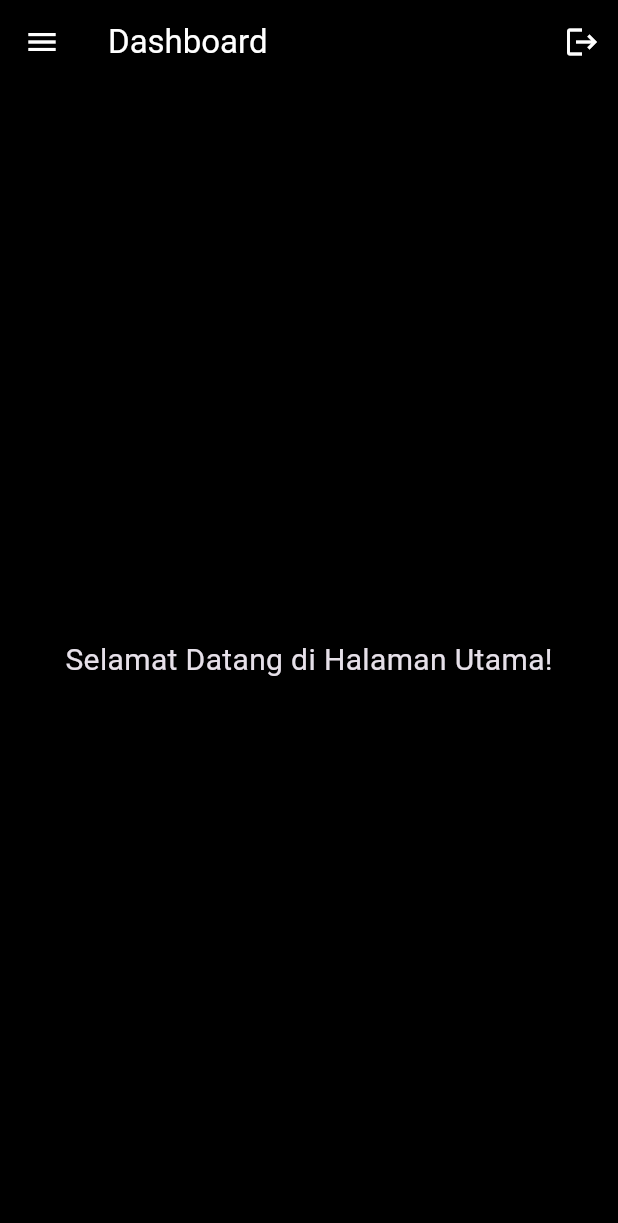
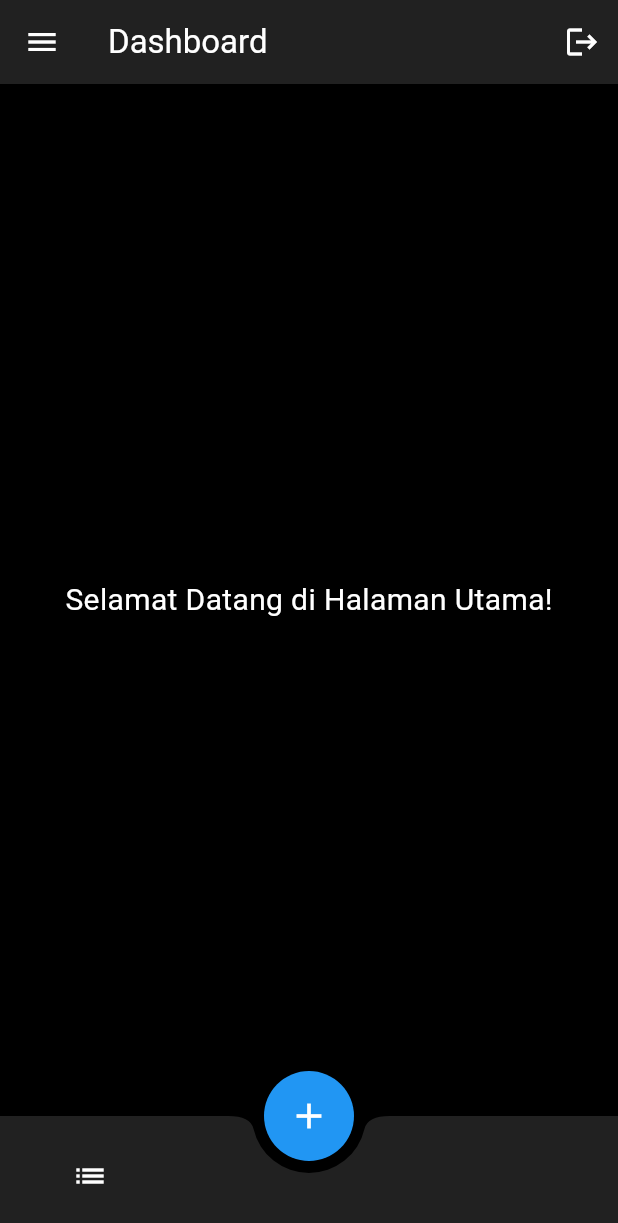
Before and after one commit to aarif29/elsafe, a Flutter app: the screen it shows once a user with an empty profile is signed in, on a phone screen of 412 x 824 dp. Shown: the top 1223 px of the screen. Run offline on Flutter 3.47's test engine with Material 3 defaults, Android fonts, the phone set to English and light mode, and no system bars; our stand-ins replace geolocator, permission_handler, supabase_flutter; accounts and stored records are empty.

Commit message:
update drawer

```diff
--- a/lib/Screen/dashboard.dart
+++ b/lib/Screen/dashboard.dart
@@ -2,6 +2,8 @@ import 'package:flutter/material.dart';
 import 'package:supabase_flutter/supabase_flutter.dart';
 import '../profil/loginscreen.dart';
 import '../profil/profil.dart';
+import 'temuan.dart';
+import 'daftar_temuan.dart';
 
 class DashboardScreen extends StatelessWidget {
   const DashboardScreen({super.key});
@@ -27,8 +29,12 @@ class DashboardScreen extends StatelessWidget {
   @override
   Widget build(BuildContext context) {
     return Scaffold(
+      backgroundColor: Colors.black,
       appBar: AppBar(
         title: const Text('Dashboard'),
+        backgroundColor: Colors.grey[900],
+        foregroundColor: Colors.white,
+        elevation: 0,
         actions: [
           IconButton(
             icon: const Icon(Icons.logout),
@@ -38,12 +44,13 @@ class DashboardScreen extends StatelessWidget {
         ],
       ),
       drawer: Drawer(
+        backgroundColor: Colors.grey[900], // Dark drawer
         child: ListView(
           padding: EdgeInsets.zero,
           children: [
             Container(
               height: 80,
-              decoration: const BoxDecoration(color: Colors.blue),
+              decoration: BoxDecoration(color: Colors.grey[800]),
               child: const Padding(
                 padding: EdgeInsets.all(16.0),
                 child: Align(
@@ -60,19 +67,40 @@ class DashboardScreen extends StatelessWidget {
               ),
             ),
             ListTile(
-              leading: const Icon(Icons.dashboard),
-              title: const Text('Dashboard'),
+              leading: const Icon(Icons.dashboard, color: Colors.white),
+              title: const Text(
+                'Dashboard',
+                style: TextStyle(color: Colors.white),
+              ),
               onTap: () {
                 Navigator.of(context).pop();
               },
             ),
             ListTile(
-              leading: const Icon(Icons.person),
-              title: const Text('Profil'),
+              leading: const Icon(Icons.person, color: Colors.white),
+              title: const Text(
+                'Profil',
+                style: TextStyle(color: Colors.white),
+              ),
               onTap: () {
                 Navigator.of(context).pop();
                 Navigator.of(context).push(
                   MaterialPageRoute(builder: (context) => const Profile()),
+                );
+              },
+            ),
+            ListTile(
+              leading: const Icon(Icons.search, color: Colors.white),
+              title: const Text(
+                'Daftar Temuan',
+                style: TextStyle(color: Colors.white),
+              ),
+              onTap: () {
+                Navigator.of(context).pop();
+                Navigator.of(context).push(
+                  MaterialPageRoute(
+                    builder: (context) => const DaftarTemuanScreen(),
+                  ),
                 );
               },
             ),
@@ -82,7 +110,57 @@ class DashboardScreen extends StatelessWidget {
       body: const Center(
         child: Text(
           'Selamat Datang di Halaman Utama!',
-          style: TextStyle(fontSize: 20),
+          style: TextStyle(
+            fontSize: 20,
+            color: Colors.white, // White text on dark background
+          ),
+        ),
+      ),
+      floatingActionButton: Container(
+        width: 60, // Ukuran bulat
+        height: 60, // Ukuran bulat
+        decoration: const BoxDecoration(
+          color: Colors.blue, // Warna biru untuk kontras
+          shape: BoxShape.circle, // Bentuk bulat sempurna
+        ),
+        child: FloatingActionButton(
+          onPressed: () {
+            Navigator.of(context).push(
+              MaterialPageRoute(builder: (context) => const TemuanScreen()),
+            );
+          },
+          backgroundColor:
+              Colors.transparent, // Transparent karena sudah ada container
+          foregroundColor: Colors.white,
+          elevation: 0, // Hilangkan shadow bawaan
+          tooltip: 'Tambah Temuan',
+          child: const Icon(Icons.add, size: 28),
+        ),
+      ),
+      floatingActionButtonLocation: FloatingActionButtonLocation.centerDocked,
+      bottomNavigationBar: BottomAppBar(
+        color: Colors.grey[900], // Dark bottom bar
+        shape: const CircularNotchedRectangle(),
+        notchMargin: 8.0,
+        child: Container(
+          height: 60,
+          padding: const EdgeInsets.symmetric(horizontal: 20),
+          child: Row(
+            mainAxisAlignment: MainAxisAlignment.spaceBetween,
+            children: [
+              IconButton(
+                icon: const Icon(Icons.list, color: Colors.white),
+                onPressed: () {
+                  Navigator.of(context).push(
+                    MaterialPageRoute(
+                      builder: (context) => const DaftarTemuanScreen(),
+                    ),
+                  );
+                },
+                tooltip: 'Daftar Temuan',
+              ),
+            ],
+          ),
         ),
       ),
     );
```
